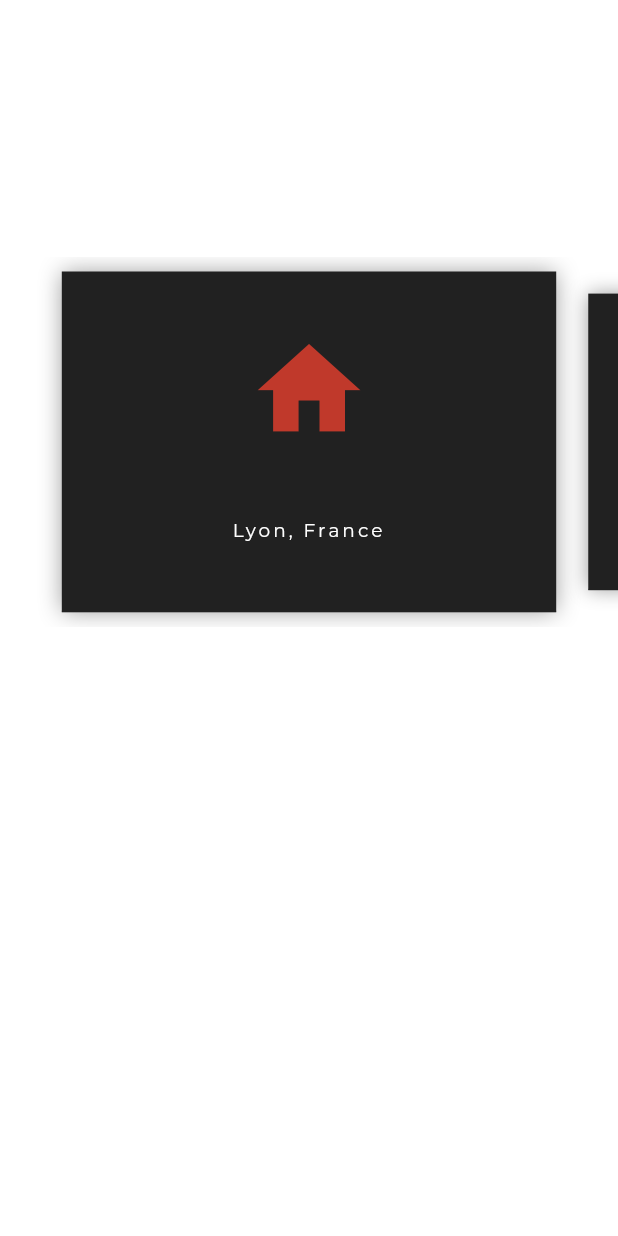
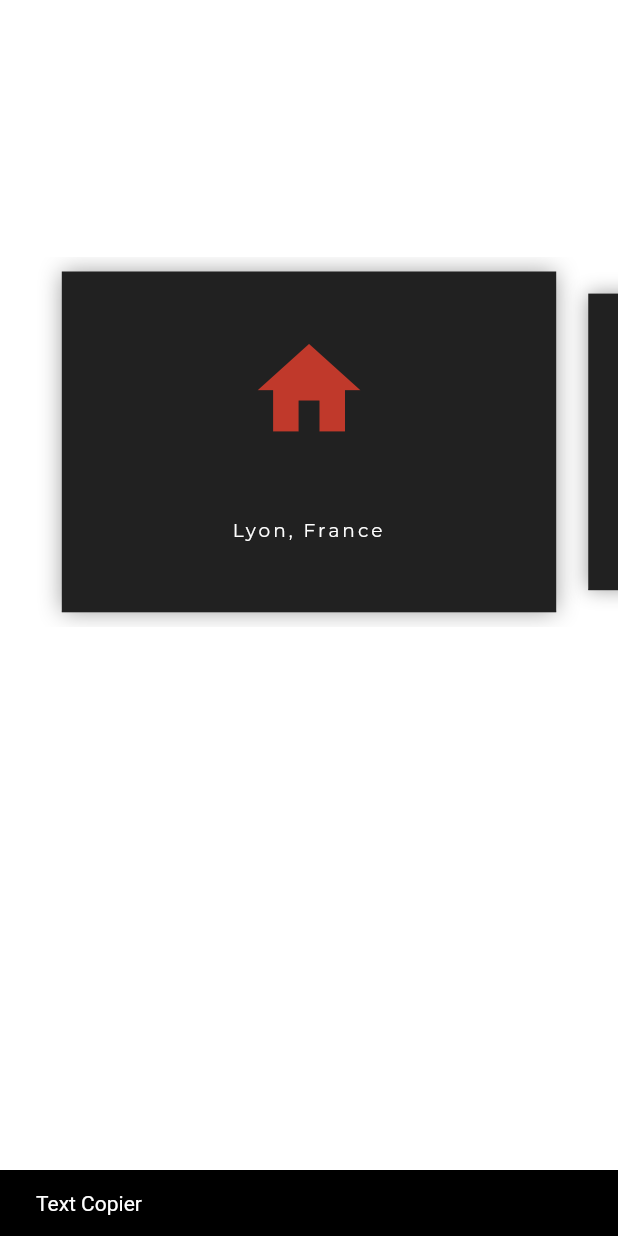
Before and after one commit to celestindeal/cv, a Flutter app: the ContactMobileTab widget shown alone on an empty page, opened directly, after a tap on "Location", on a phone screen of 412 x 824 dp. Run offline on Flutter 3.47's test engine with Material 2 defaults, Android fonts, the phone set to English and light mode, and no system bars; drawn by our look-alikes of carousel_slider; our stand-ins replace animated_text_kit, flip_card, google_fonts, responsive_builder, shared_preferences, url_strategy; missing offline and left inert: universal_html; accounts and stored records are empty; network calls fail; statements that could not run were skipped.

Commit message:
copie mail et téléphone

```diff
--- a/lib/sections/contact/contactDesktop.dart
+++ b/lib/sections/contact/contactDesktop.dart
@@ -31,6 +31,7 @@ class ContactDesktop extends StatelessWidget {
                     projectIconData: kContactIcons[index],
                     projectTitle: kContactTitles[index],
                     projectDescription: kContactDetails[index],
+                    copie: kContactDetails[index],
                   ),
                 ),
               ),
--- a/lib/sections/contact/contactMobile.dart
+++ b/lib/sections/contact/contactMobile.dart
@@ -25,6 +25,7 @@ class ContactMobileTab extends StatelessWidget {
                 projectIconData: kContactIcons[i],
                 projectTitle: kContactTitles[i],
                 projectDescription: kContactDetails[i],
+                copie: kContactDetails[i],
               ),
             ),
             options: CarouselOptions(
--- a/lib/widget/projectCard.dart
+++ b/lib/widget/projectCard.dart
@@ -5,8 +5,10 @@ import 'package:folio/widget/adaptiveText.dart';
 import 'package:google_fonts/google_fonts.dart';
 import 'package:provider/provider.dart';
 import 'package:url_launcher/url_launcher.dart';
+import 'package:flutter/services.dart';
 
 class ProjectCard extends StatefulWidget {
+  final String copie;
   final String projectIcon;
   final IconData projectIconData;
   final String projectTitle;
@@ -19,6 +21,7 @@ class ProjectCard extends StatefulWidget {
 
   const ProjectCard(
       {Key key,
+      this.copie,
       this.backImage,
       this.bottomWidget,
       this.projectIcon,
@@ -42,7 +45,17 @@ class _ProjectCardState extends State<ProjectCard> {
     double height = MediaQuery.of(context).size.height;
     double width = MediaQuery.of(context).size.width;
     return InkWell(
-      onTap: () => launch(widget.projectLink),
+      onTap: () {
+        Scaffold.of(context).showSnackBar(new SnackBar(
+          duration: Duration(seconds: 1),
+          content: Text(
+            'Text Copier',
+            style: TextStyle(color: Colors.white),
+          ),
+          backgroundColor: Colors.black,
+        ));
+        Clipboard.setData(ClipboardData(text: widget.copie));
+      },
       onHover: (isHovering) {
         if (isHovering) {
           setState(() {
@@ -67,8 +80,9 @@ class _ProjectCardState extends State<ProjectCard> {
                     width: 3.0,
                   )
                 : BorderSide(
-                    color:
-                        _themeProvider.lightTheme ? Colors.white : Colors.grey[900],
+                    color: _themeProvider.lightTheme
+                        ? Colors.white
+                        : Colors.grey[900],
                   ),
           ),
           boxShadow: isHover
```
